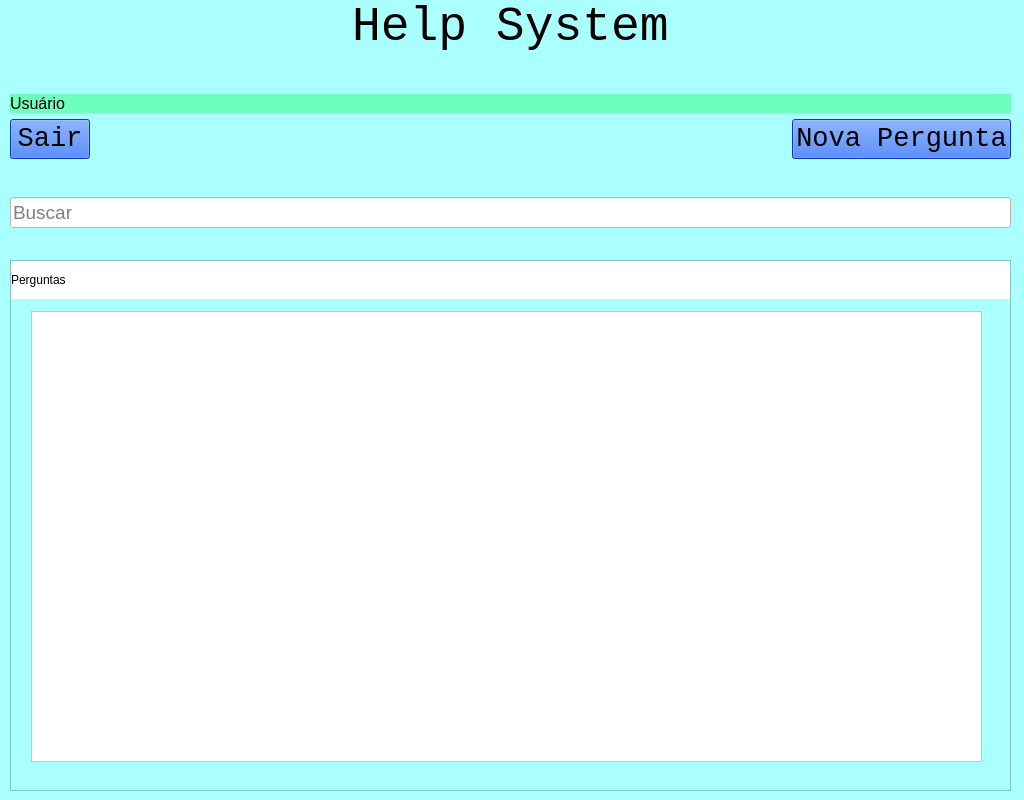
This is Telas/home.ui in AnandaAlbrecht/help-system as Qt 5 draws it before an edit. The edited form follows.
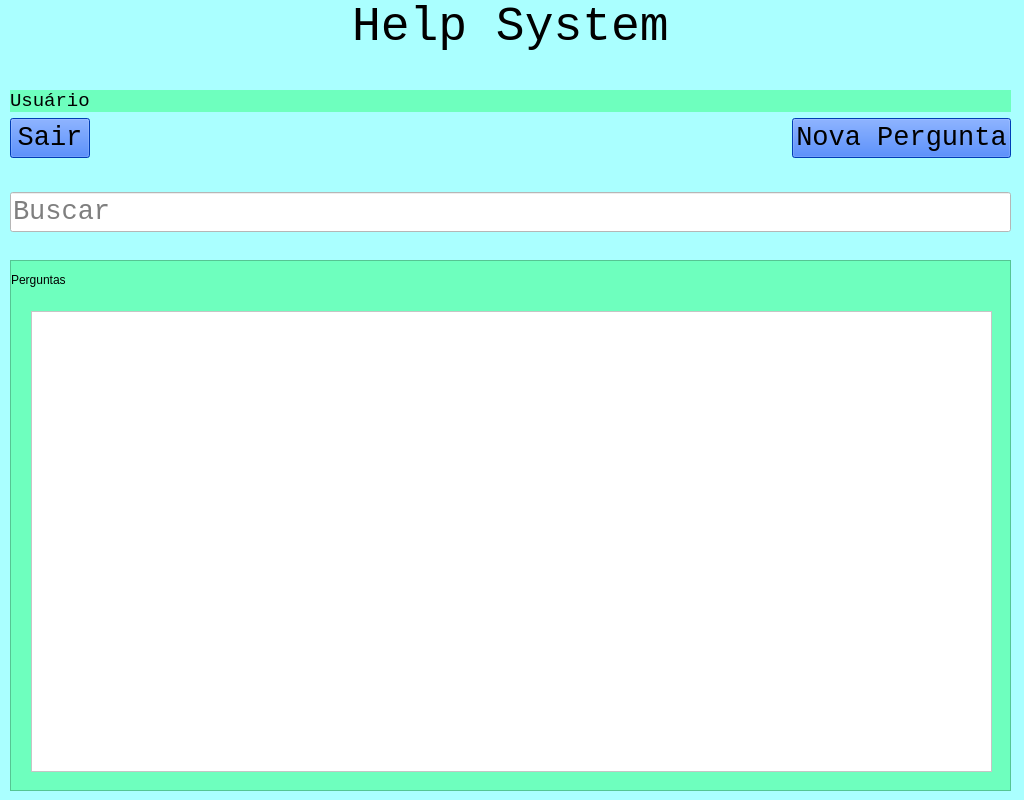
This is the edited form.

Commit message: Telas personalizadas

```diff
--- a/Telas/home.ui
+++ b/Telas/home.ui
@@ -105,7 +105,11 @@
       <widget class="QLabel" name="label_usuario">
        <property name="font">
         <font>
-         <pointsize>12</pointsize>
+         <family>Consolas</family>
+         <pointsize>14</pointsize>
+         <weight>50</weight>
+         <italic>false</italic>
+         <bold>false</bold>
         </font>
        </property>
        <property name="styleSheet">
@@ -188,7 +192,11 @@
       <widget class="QLineEdit" name="line_edit_busca">
        <property name="font">
         <font>
-         <pointsize>14</pointsize>
+         <family>Consolas</family>
+         <pointsize>20</pointsize>
+         <weight>50</weight>
+         <italic>false</italic>
+         <bold>false</bold>
         </font>
        </property>
        <property name="styleSheet">
@@ -226,6 +234,9 @@
       <height>531</height>
      </rect>
     </property>
+    <property name="styleSheet">
+     <string notr="true">background-color: rgb(110, 255, 190);</string>
+    </property>
     <property name="widgetResizable">
      <bool>true</bool>
     </property>
@@ -248,25 +259,28 @@
        </rect>
       </property>
       <property name="styleSheet">
-       <string notr="true">background-color: rgb(255, 255, 255);</string>
+       <string notr="true">font: 20pt &quot;Consolas&quot;;</string>
       </property>
       <property name="text">
        <string>Perguntas</string>
       </property>
      </widget>
-     <widget class="QListView" name="list_view_perguntas">
+     <widget class="QListWidget" name="list_view_perguntas">
       <property name="geometry">
        <rect>
         <x>20</x>
         <y>50</y>
-        <width>951</width>
-        <height>451</height>
+        <width>961</width>
+        <height>461</height>
        </rect>
       </property>
       <property name="font">
        <font>
         <family>Consolas</family>
-        <pointsize>14</pointsize>
+        <pointsize>20</pointsize>
+        <weight>50</weight>
+        <italic>false</italic>
+        <bold>false</bold>
        </font>
       </property>
       <property name="styleSheet">
```
Left out of the diff: 20 changed lines with no effect on the pictures. The commit also changes 4 other files.
